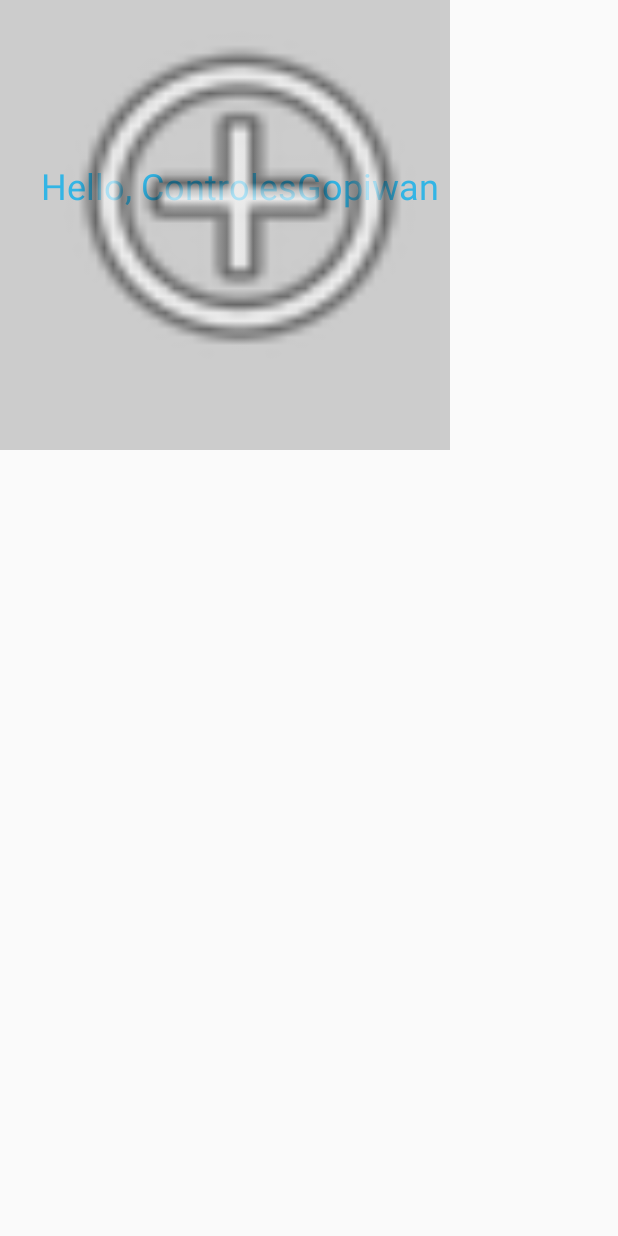
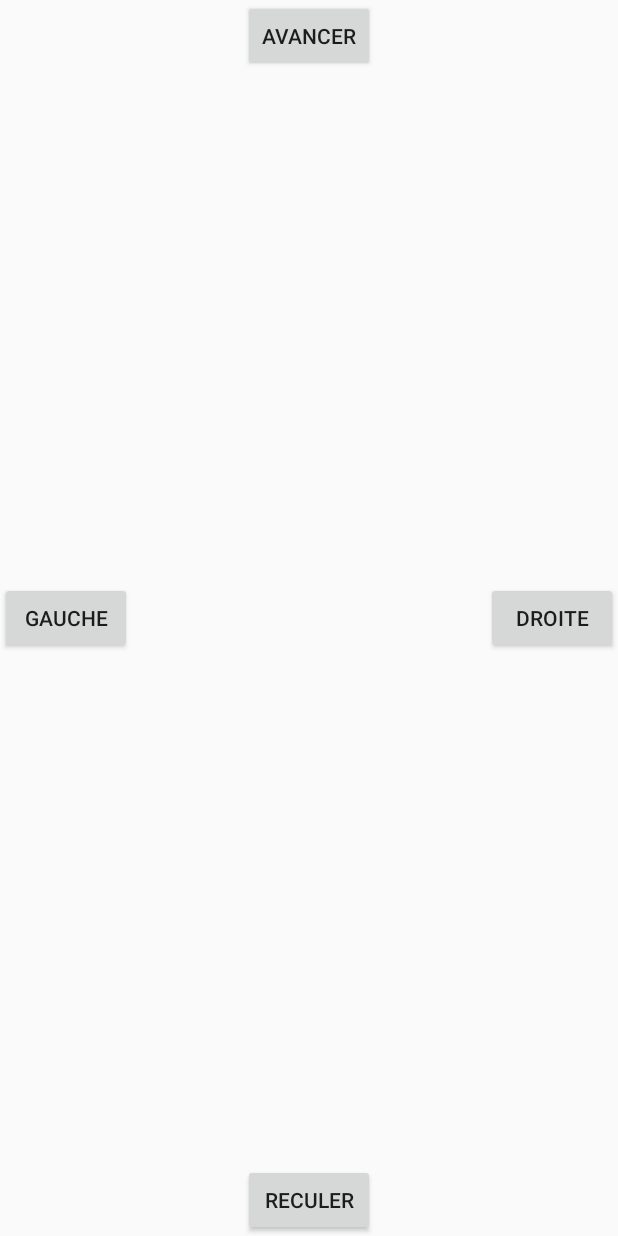
Before and after one commit to zipang29/gopiwan, an Android app: the layout sample_controles_gopiwan.xml on its own in the app's theme, with its tools: preview values and no code run, on a phone screen of 412 x 824 dp. Run offline under Robolectric (Android 15) with nearby library versions, the phone set to English and light mode, and no system bars.

Commit message:
Ajout des boutons à l'interface de contrôle du gopiwan

```diff
--- a/AppliAndroid/GopiwanApp/app/src/main/res/layout/sample_controles_gopiwan.xml
+++ b/AppliAndroid/GopiwanApp/app/src/main/res/layout/sample_controles_gopiwan.xml
@@ -2,10 +2,31 @@
     xmlns:app="http://schemas.android.com/apk/res-auto"
     android:layout_width="match_parent" android:layout_height="match_parent">
 
-    <app.gopiwan.gopiwanapp.ControlesGopiwan android:background="#ccc" android:layout_width="300dp"
-        android:layout_height="300dp" android:paddingLeft="20dp" android:paddingBottom="40dp"
-        app:exampleDimension="24sp" app:exampleColor="#33b5e5"
-        app:exampleString="Hello, ControlesGopiwan"
-        app:exampleDrawable="@android:drawable/ic_menu_add" />
+    <Button
+        android:layout_width="wrap_content"
+        android:layout_height="wrap_content"
+        android:text="Avancer"
+        android:id="@+id/boutonAvancer"
+        android:layout_gravity="center_horizontal|top" />
 
+    <Button
+        android:layout_width="wrap_content"
+        android:layout_height="wrap_content"
+        android:text="Reculer"
+        android:id="@+id/boutonReculer"
+        android:layout_gravity="center_horizontal|bottom" />
+
+    <Button
+        android:layout_width="wrap_content"
+        android:layout_height="wrap_content"
+        android:text="Gauche"
+        android:id="@+id/boutonGauche"
+        android:layout_gravity="left|center_vertical" />
+
+    <Button
+        android:layout_width="wrap_content"
+        android:layout_height="wrap_content"
+        android:text="Droite"
+        android:id="@+id/boutonDroite"
+        android:layout_gravity="right|center_vertical" />
 </FrameLayout>
```
